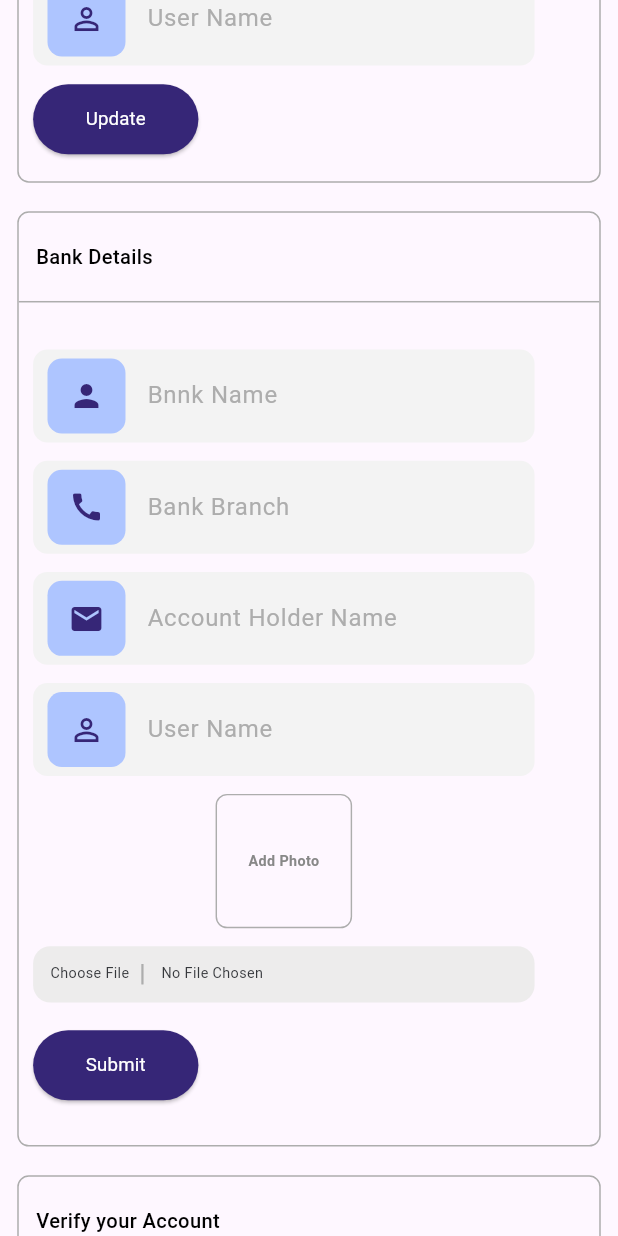
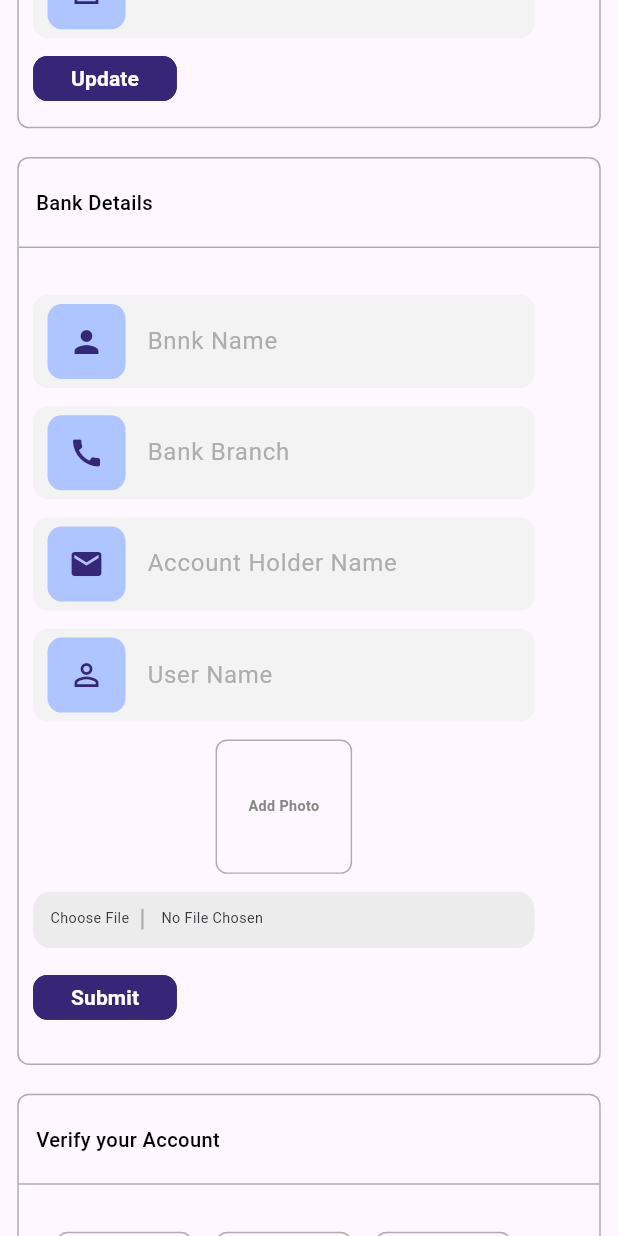
Before and after one commit to Master-Bibash/smartbaazar, a Flutter app: the VendroDetailsScreen screen opened directly, scrolled down 1152 dp, after a tap on "Update", on a phone screen of 412 x 824 dp. Run offline on Flutter 3.47's test engine with Material 3 defaults, Android fonts, the phone set to English and light mode, and no system bars; our stand-ins replace carousel_slider, dotted_border, flutter_rating_bar, flutter_screenutil, flutter_svg, pinput; project files that could hold a hidden picture were left out.

```diff
--- a/lib/constant/image_constant.dart
+++ b/lib/constant/image_constant.dart
@@ -26,6 +26,7 @@ const String iIcon = "$baseAsset/iIcon.svg";
 const String homeIcon = "$baseAsset/homeIcon.svg";
 const String listIcon = "$baseAsset/list.svg";
 const String qrIcon = "$baseAsset/qrIcon.svg";
+const String heartIcon = "$baseAsset/heartIcon.svg";
 
 class ImageConstant {
   static String basePath = 'assets/images';
--- a/lib/features/auth/widgets/genral_text_button_widget.dart
+++ b/lib/features/auth/widgets/genral_text_button_widget.dart
@@ -49,6 +49,7 @@ class GeneralTextButton extends StatelessWidget {
       margin: EdgeInsets.symmetric(horizontal: marginH ?? 16.h),
       height: height ?? 45.h,
       // width: width ?? MediaQuery.of(context).size.width,
+      width: width,
       child: OutlinedButton(
         style: ButtonStyle(
           splashFactory: NoSplash.splashFactory,
--- a/lib/features/vendor_details/view/vendor_details_screen.dart
+++ b/lib/features/vendor_details/view/vendor_details_screen.dart
@@ -5,6 +5,8 @@ import 'package:flutter_svg/svg.dart';
 import 'package:smartbazar/constant/image_constant.dart';
 import 'package:smartbazar/features/auth/widgets/general_elevated_button_widget.dart';
 import 'package:smartbazar/features/auth/widgets/general_text_field_widget.dart';
+import 'package:smartbazar/features/auth/widgets/genral_text_button_widget.dart';
+import 'package:smartbazar/features/vendor_details/view/my_subscription_screen.dart';
 import 'package:smartbazar/features/vendor_details/widgets/account_details_widget.dart';
 import 'package:smartbazar/features/vendor_details/widgets/background_image_description_widgt.dart';
 import 'package:smartbazar/features/vendor_details/widgets/bank_details_widget.dart';
@@ -141,6 +143,7 @@ class VendroDetailsScreen extends StatelessWidget {
                             Padding(
                               padding: EdgeInsets.only(left: 20.w),
                               child: Column(
+                                crossAxisAlignment: CrossAxisAlignment.start,
                                 children: [
                                   Row(
                                     crossAxisAlignment: CrossAxisAlignment.end,
@@ -176,6 +179,25 @@ class VendroDetailsScreen extends StatelessWidget {
                                       )
                                     ],
                                   ),
+                                  SizedBox(
+                                    height: 10.h,
+                                  ),
+                                  GeneralTextButton(
+                                    marginH: 0,
+                                    height: 25.h,
+                                    width: 100.w,
+                                    title: 'Update',
+                                    fgColor: Colors.white,
+                                    bgColor: Color(0xff362677),
+                                    isSmallText: true,
+                                    onPressed: () {
+                                      Navigator.push(
+                                          context,
+                                          MaterialPageRoute(
+                                              builder: (_) =>
+                                                  MySubscriptionScreen()));
+                                    },
+                                  )
                                 ],
                               ),
                             )
@@ -247,11 +269,15 @@ class VerifyAccountWidget extends StatelessWidget {
                 SizedBox(
                   height: 10.h,
                 ),
-                GeneralEelevatedButton(
-                    text: 'Update',
-                    isSmallText: true,
-                    width: 115.w,
-                    onPresssed: () {})
+                GeneralTextButton(
+                  marginH: 0,
+                  height: 25.h,
+                  width: 100.w,
+                  title: 'Update',
+                  fgColor: Colors.white,
+                  bgColor: Color(0xff362677),
+                  isSmallText: true,
+                )
               ],
             ),
           )
--- a/lib/features/vendor_details/widgets/account_details_widget.dart
+++ b/lib/features/vendor_details/widgets/account_details_widget.dart
@@ -2,6 +2,7 @@ import 'package:flutter/material.dart';
 import 'package:flutter_screenutil/flutter_screenutil.dart';
 import 'package:smartbazar/features/auth/widgets/general_elevated_button_widget.dart';
 import 'package:smartbazar/features/auth/widgets/general_text_field_widget.dart';
+import 'package:smartbazar/features/auth/widgets/genral_text_button_widget.dart';
 
 class AccountDetailsWidget extends StatelessWidget {
   const AccountDetailsWidget({
@@ -75,11 +76,15 @@ class AccountDetailsWidget extends StatelessWidget {
                 SizedBox(
                   height: 10.h,
                 ),
-                GeneralEelevatedButton(
-                    text: 'Update',
-                    width: 115.w,
-                    isSmallText: true,
-                    onPresssed: () {})
+                GeneralTextButton(
+                  marginH: 0,
+                  height: 25.h,
+                  width: 100.w,
+                  title: 'Update',
+                  fgColor: Colors.white,
+                  bgColor: Color(0xff362677),
+                  isSmallText: true,
+                )
               ],
             ),
           )
--- a/lib/features/vendor_details/widgets/background_image_description_widgt.dart
+++ b/lib/features/vendor_details/widgets/background_image_description_widgt.dart
@@ -1,6 +1,7 @@
 import 'package:flutter/material.dart';
 import 'package:flutter_screenutil/flutter_screenutil.dart';
 import 'package:smartbazar/features/auth/widgets/general_elevated_button_widget.dart';
+import 'package:smartbazar/features/auth/widgets/genral_text_button_widget.dart';
 
 class BackgroundImageDescriptionWidget extends StatelessWidget {
   const BackgroundImageDescriptionWidget({
@@ -123,11 +124,15 @@ class BackgroundImageDescriptionWidget extends StatelessWidget {
                 SizedBox(
                   height: 8.h,
                 ),
-                GeneralEelevatedButton(
-                    text: 'Add',
-                    width: 115.w,
-                    isSmallText: true,
-                    onPresssed: () {})
+                GeneralTextButton(
+                  marginH: 0,
+                  height: 25.h,
+                  width: 90.w,
+                  title: 'Add',
+                  fgColor: Colors.white,
+                  bgColor: Color(0xff362677),
+                  isSmallText: true,
+                )
               ],
             ),
           ),
--- a/lib/features/vendor_details/widgets/bank_details_widget.dart
+++ b/lib/features/vendor_details/widgets/bank_details_widget.dart
@@ -2,6 +2,7 @@ import 'package:flutter/material.dart';
 import 'package:flutter_screenutil/flutter_screenutil.dart';
 import 'package:smartbazar/features/auth/widgets/general_elevated_button_widget.dart';
 import 'package:smartbazar/features/auth/widgets/general_text_field_widget.dart';
+import 'package:smartbazar/features/auth/widgets/genral_text_button_widget.dart';
 
 class BankDetailsWidget extends StatelessWidget {
   const BankDetailsWidget({
@@ -137,11 +138,15 @@ class BankDetailsWidget extends StatelessWidget {
                 SizedBox(
                   height: 15.h,
                 ),
-                GeneralEelevatedButton(
-                    text: 'Submit',
-                    isSmallText: true,
-                    width: 115.w,
-                    onPresssed: () {}),
+                GeneralTextButton(
+                  marginH: 0,
+                  height: 25.h,
+                  width: 100.w,
+                  title: 'Submit',
+                  fgColor: Colors.white,
+                  bgColor: Color(0xff362677),
+                  isSmallText: true,
+                ),
                 SizedBox(
                   height: 10.h,
                 )
```
Also changed, not shown: lib/features/proceed_pay/view/proceed_to_pay_screen.dart (+5 -4 lines), lib/features/vendor_details/view/my_subscription_screen.dart (added, +130 -0 lines), assets/icon/heartIcon.svg (added).
